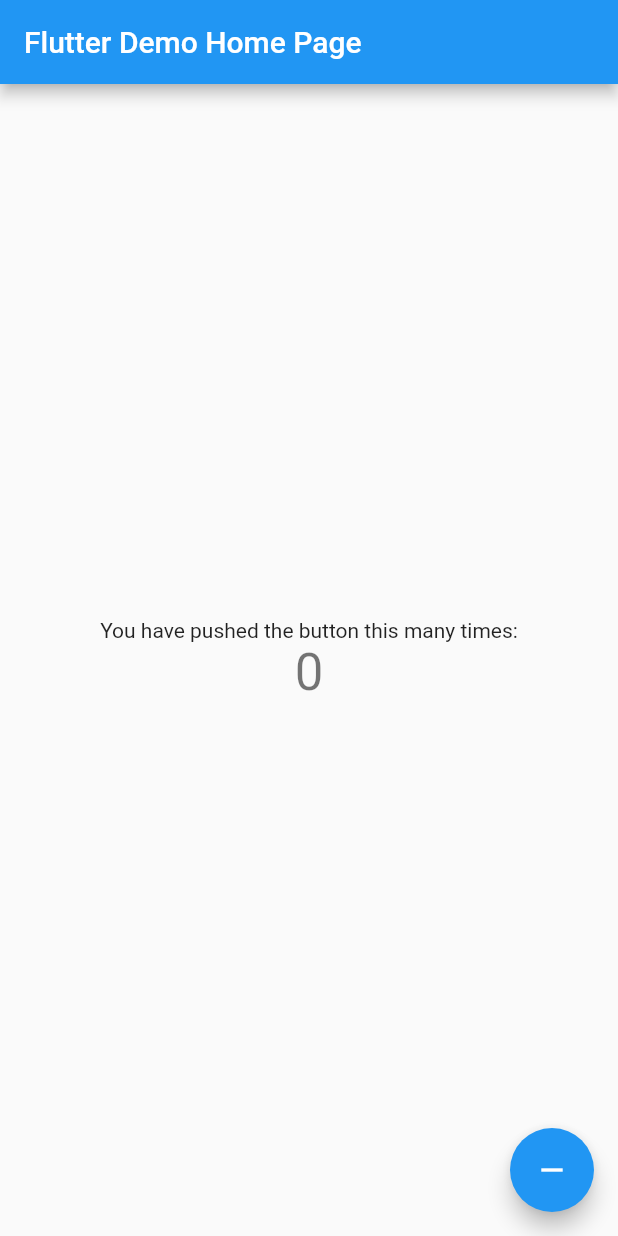
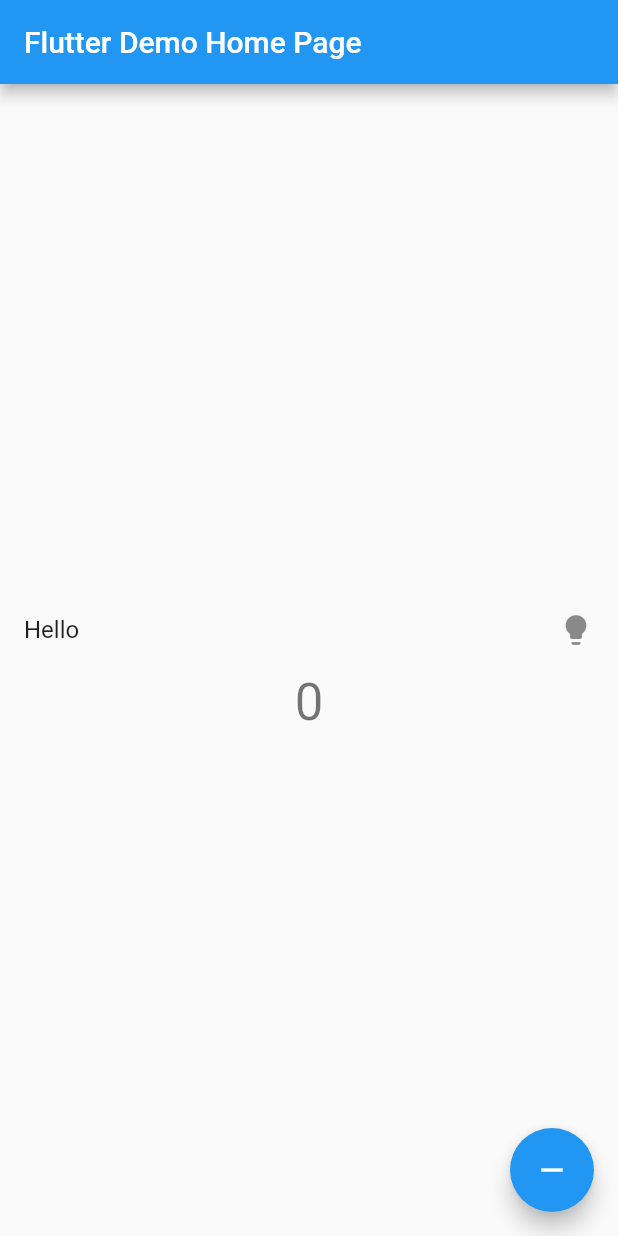
Before and after one commit to AurangzebHusain/git_learning, a Flutter app: the screen it shows after launch, on a phone screen of 412 x 824 dp. Run offline on Flutter 3.47's test engine with Material 2 defaults, Android fonts, the phone set to English and light mode, and no system bars.

Commit message:
Added List tile || Removed Text widget

```diff
--- a/lib/main.dart
+++ b/lib/main.dart
@@ -50,14 +50,12 @@ class _MyHomePageState extends State<MyHomePage> {
 
   void _incrementCounter() {
     setState(() {
-
       _counter++;
     });
   }
 
   @override
   Widget build(BuildContext context) {
-
     return Scaffold(
       appBar: AppBar(
         // Here we take the value from the MyHomePage object that was created by
@@ -84,9 +82,11 @@ class _MyHomePageState extends State<MyHomePage> {
           // horizontal).
           mainAxisAlignment: MainAxisAlignment.center,
           children: <Widget>[
-            Text(
-              'You have pushed the button this many times:',
+            ListTile(
+              trailing: Icon(Icons.lightbulb),
+              title: Text("Hello"),
             ),
+
             Text(
               '$_counter',
               style: Theme.of(context).textTheme.headline4,
```
